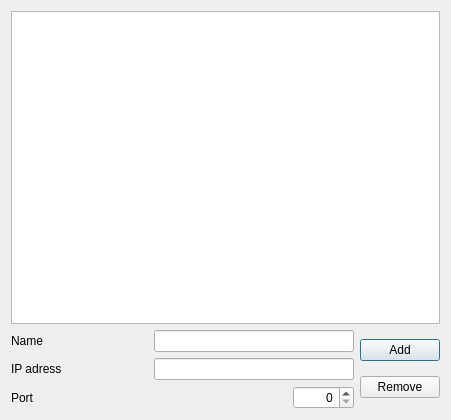
First picture: the form in gui/qt/wifi_preset.ui, repository BetaRavener/uPyLoader, before the edit.
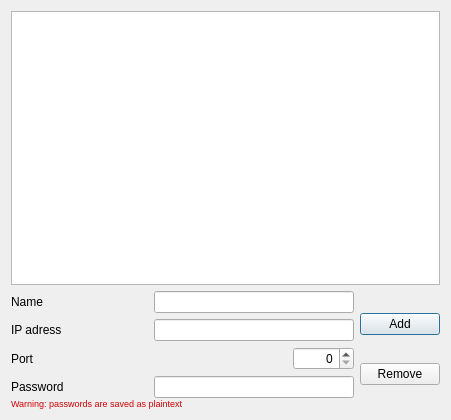
Second picture: the form after the edit.

Commit message: Multiple changes, see description: - Settings versioning, more options - Set password for first WebREPL connection - Save passwords in presets (optional) - Close connection when flash dialog opens - Wrong password error status - External editor for local files - Batch file transfer - Removing some echoes - Improved flash script - Lot of bugfixes

What changed in the file:
```diff
--- a/gui/qt/wifi_preset.ui
+++ b/gui/qt/wifi_preset.ui
@@ -193,6 +193,86 @@
          </item>
         </layout>
        </item>
+       <item>
+        <layout class="QVBoxLayout" name="verticalLayout_4">
+         <property name="spacing">
+          <number>0</number>
+         </property>
+         <property name="topMargin">
+          <number>0</number>
+         </property>
+         <property name="bottomMargin">
+          <number>0</number>
+         </property>
+         <item>
+          <layout class="QHBoxLayout" name="horizontalLayout_6">
+           <property name="topMargin">
+            <number>0</number>
+           </property>
+           <item>
+            <widget class="QLabel" name="label">
+             <property name="text">
+              <string>Password</string>
+             </property>
+            </widget>
+           </item>
+           <item>
+            <spacer name="horizontalSpacer_4">
+             <property name="orientation">
+              <enum>Qt::Horizontal</enum>
+             </property>
+             <property name="sizeHint" stdset="0">
+              <size>
+               <width>40</width>
+               <height>20</height>
+              </size>
+             </property>
+            </spacer>
+           </item>
+           <item>
+            <widget class="QLineEdit" name="passwordLineEdit">
+             <property name="minimumSize">
+              <size>
+               <width>200</width>
+               <height>0</height>
+              </size>
+             </property>
+             <property name="echoMode">
+              <enum>QLineEdit::Password</enum>
+             </property>
+            </widget>
+           </item>
+          </layout>
+         </item>
+         <item>
+          <widget class="QLabel" name="label_5">
+           <property name="minimumSize">
+            <size>
+             <width>0</width>
+             <height>0</height>
+            </size>
+           </property>
+           <property name="maximumSize">
+            <size>
+             <width>16777215</width>
+             <height>16777215</height>
+            </size>
+           </property>
+           <property name="font">
+            <font>
+             <pointsize>7</pointsize>
+            </font>
+           </property>
+           <property name="text">
+            <string>&lt;html&gt;&lt;head/&gt;&lt;body&gt;&lt;p&gt;&lt;span style=&quot; color:#d50003;&quot;&gt;Warning: passwords are saved as plaintext&lt;/span&gt;&lt;/p&gt;&lt;/body&gt;&lt;/html&gt;</string>
+           </property>
+           <property name="textFormat">
+            <enum>Qt::AutoText</enum>
+           </property>
+          </widget>
+         </item>
+        </layout>
+       </item>
       </layout>
      </item>
      <item>
```
The commit also changes 20 other files.
